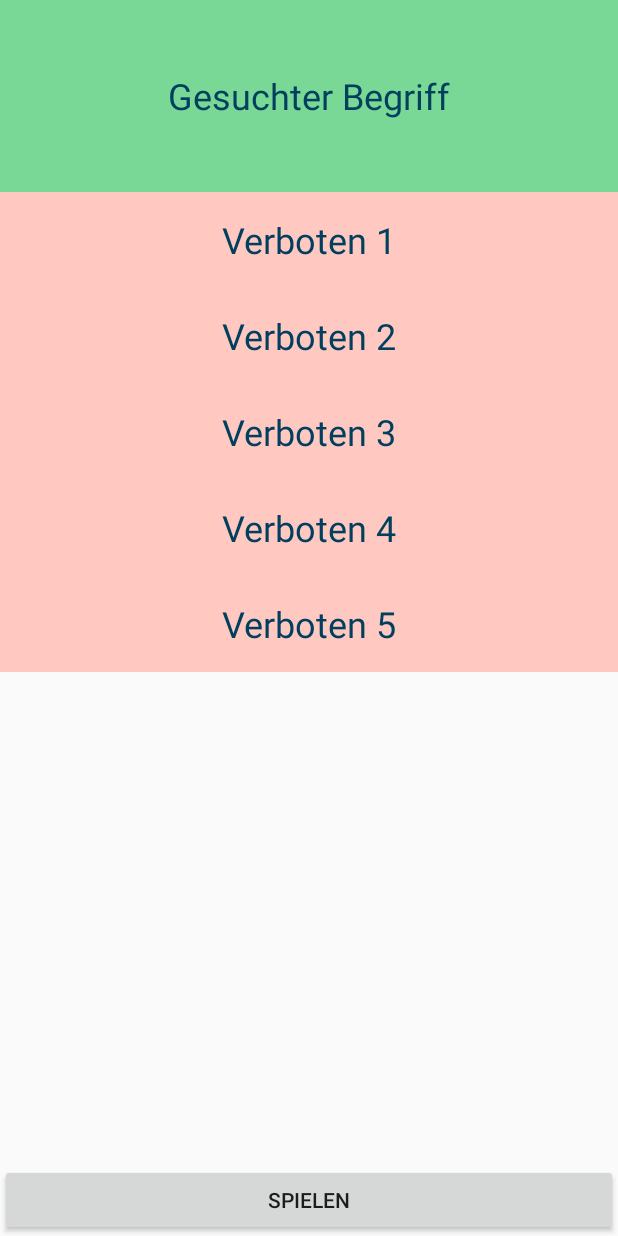
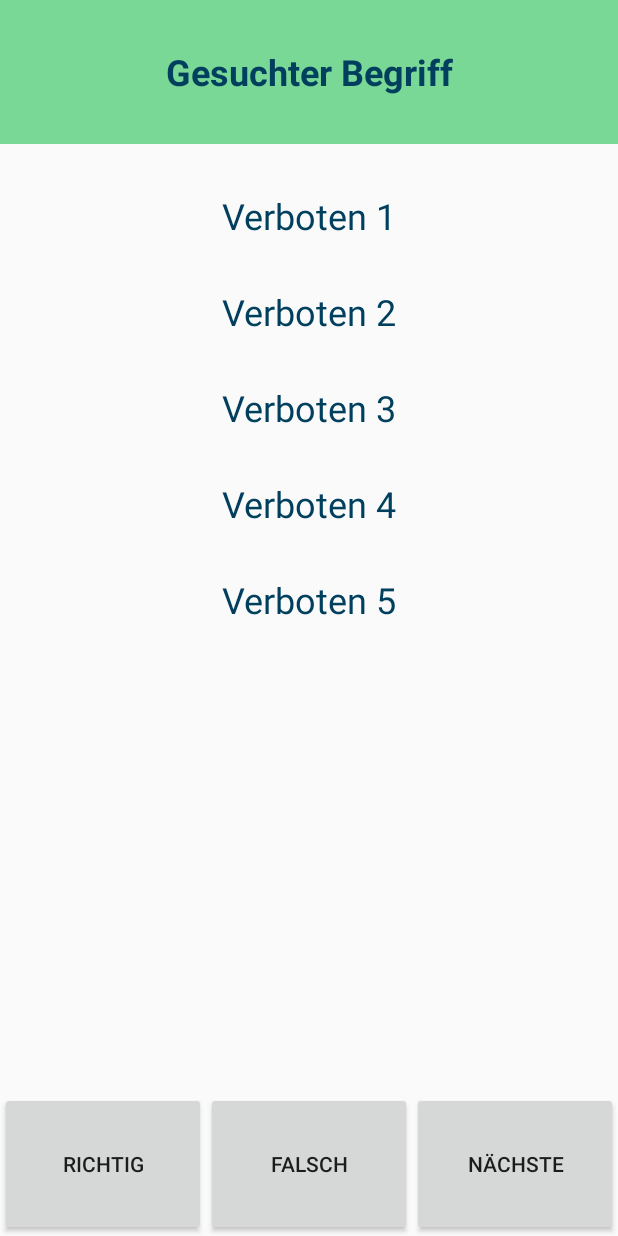
Before and after one commit to rillig/GuessWords, an Android app: the layout activity_card.xml on its own in the app's theme, with its tools: preview values and no code run, on a phone screen of 412 x 824 dp. Run offline under Robolectric (Android 15) with nearby library versions, the phone set to English and light mode, and no system bars.

Commit message:
view all cards

```diff
--- a/app/src/main/res/layout/activity_card.xml
+++ b/app/src/main/res/layout/activity_card.xml
@@ -11,7 +11,7 @@
     <TextView
         android:id="@+id/term"
         android:layout_width="match_parent"
-        android:layout_height="128sp"
+        android:layout_height="96sp"
         android:background="@color/term_bg"
         android:gravity="center"
         android:paddingEnd="16sp"
@@ -20,6 +20,7 @@
         android:textAlignment="gravity"
         android:textColor="@color/term_fg"
         android:textSize="24sp"
+        android:textStyle="bold"
         app:layout_constraintEnd_toEndOf="parent"
         app:layout_constraintStart_toStartOf="parent"
         app:layout_constraintTop_toTopOf="parent"/>
@@ -27,15 +28,18 @@
     <TextView
         android:id="@+id/forbidden1"
         android:layout_width="match_parent"
-        android:layout_height="64sp"
+        android:layout_height="80sp"
         android:background="@color/forbidden_bg"
         android:gravity="center"
         android:paddingEnd="16sp"
         android:paddingStart="16sp"
+        android:paddingTop="16sp"
         android:text="Verboten 1"
         android:textAlignment="gravity"
         android:textColor="@color/forbidden_fg"
         android:textSize="24sp"
+        app:layout_constraintEnd_toEndOf="parent"
+        app:layout_constraintStart_toStartOf="parent"
         app:layout_constraintTop_toBottomOf="@+id/term"/>
 
     <TextView
@@ -50,6 +54,8 @@
         android:textAlignment="gravity"
         android:textColor="@color/forbidden_fg"
         android:textSize="24sp"
+        app:layout_constraintEnd_toEndOf="parent"
+        app:layout_constraintStart_toStartOf="parent"
         app:layout_constraintTop_toBottomOf="@+id/forbidden1"/>
 
     <TextView
@@ -64,6 +70,8 @@
         android:textAlignment="gravity"
         android:textColor="@color/forbidden_fg"
         android:textSize="24sp"
+        app:layout_constraintEnd_toEndOf="parent"
+        app:layout_constraintStart_toStartOf="parent"
         app:layout_constraintTop_toBottomOf="@+id/forbidden2"/>
 
     <TextView
@@ -78,20 +86,25 @@
         android:textAlignment="gravity"
         android:textColor="@color/forbidden_fg"
         android:textSize="24sp"
+        app:layout_constraintEnd_toEndOf="parent"
+        app:layout_constraintStart_toStartOf="parent"
         app:layout_constraintTop_toBottomOf="@+id/forbidden3"/>
 
     <TextView
         android:id="@+id/forbidden5"
         android:layout_width="match_parent"
-        android:layout_height="64sp"
+        android:layout_height="80sp"
         android:background="@color/forbidden_bg"
         android:gravity="center"
+        android:paddingBottom="16sp"
         android:paddingEnd="16sp"
         android:paddingStart="16sp"
         android:text="Verboten 5"
         android:textAlignment="gravity"
         android:textColor="@color/forbidden_fg"
         android:textSize="24sp"
+        app:layout_constraintEnd_toEndOf="parent"
+        app:layout_constraintStart_toStartOf="parent"
         app:layout_constraintTop_toBottomOf="@+id/forbidden4"/>
 
 
@@ -105,12 +118,28 @@
         app:layout_constraintStart_toStartOf="parent">
 
         <Button
-            android:id="@+id/button"
-            android:layout_width="0dp"
-            android:layout_height="wrap_content"
+            android:id="@+id/correct_button"
+            android:layout_width="match_parent"
+            android:layout_height="96sp"
             android:layout_weight="1"
-            android:text="@string/play_button"/>
+            android:onClick="correctClicked"
+            android:text="@string/correct_button"/>
+
+        <Button
+            android:id="@+id/wrong_button"
+            android:layout_width="match_parent"
+            android:layout_height="96sp"
+            android:layout_weight="1"
+            android:onClick="wrongClicked"
+            android:text="@string/wrong_button"/>
+
+        <Button
+            android:id="@+id/skip_button"
+            android:layout_width="match_parent"
+            android:layout_height="96sp"
+            android:layout_weight="1"
+            android:onClick="skipClicked"
+            android:text="@string/skip_button"/>
     </LinearLayout>
 
-
 </android.support.constraint.ConstraintLayout>
--- a/app/src/main/res/layout/activity_main.xml
+++ b/app/src/main/res/layout/activity_main.xml
@@ -20,6 +20,7 @@
             android:layout_width="0dp"
             android:layout_height="wrap_content"
             android:layout_weight="1"
+            android:onClick="gotoCard"
             android:text="@string/play_button"/>
     </LinearLayout>
 
--- a/app/src/main/res/values/colors.xml
+++ b/app/src/main/res/values/colors.xml
@@ -1,7 +1,6 @@
 <resources>
-    <color name="black_overlay">#66000000</color>
     <color name="term_fg">#00405e</color>
     <color name="term_bg">#7ad896</color>
     <color name="forbidden_fg">#00405e</color>
-    <color name="forbidden_bg">#ffc8c1</color>
+    <color name="forbidden_bg">#00ffffff</color>
 </resources>
--- a/app/src/main/res/values/strings.xml
+++ b/app/src/main/res/values/strings.xml
@@ -1,4 +1,7 @@
 <resources>
     <string name="app_name">Guess Words</string>
     <string name="play_button">Spielen</string>
+    <string name="correct_button">Richtig</string>
+    <string name="wrong_button">Falsch</string>
+    <string name="skip_button">Nächste</string>
 </resources>
--- /dev/null
+++ b/app/src/main/res/xml/backup_descriptor.xml
@@ -0,0 +1 @@
+<full-backup-content/>
--- a/build.gradle
+++ b/build.gradle
@@ -6,7 +6,7 @@ buildscript {
         maven { url "https://jitpack.io" }
     }
     dependencies {
-        classpath 'com.android.tools.build:gradle:3.1.3'
+        classpath 'com.android.tools.build:gradle:3.3.0-alpha03'
         classpath "org.jetbrains.kotlin:kotlin-gradle-plugin:$kotlin_version"
     }
 }
```
Also changed, not shown: app/src/main/AndroidManifest.xml (+10 -8 lines), app/src/main/java/de/roland_illig/guesswords/CardActivity.kt (+39 -0 lines), app/src/main/java/de/roland_illig/guesswords/MainActivity.kt (+11 -0 lines), app/src/main/java/de/roland_illig/guesswords/Persistence.kt (added, +70 -0 lines), app/src/main/java/de/roland_illig/guesswords/Predefined.kt (added, +21 -0 lines), app/src/main/java/de/roland_illig/guesswords/Types.kt (+14 -6 lines), gradle/wrapper/gradle-wrapper.properties.
